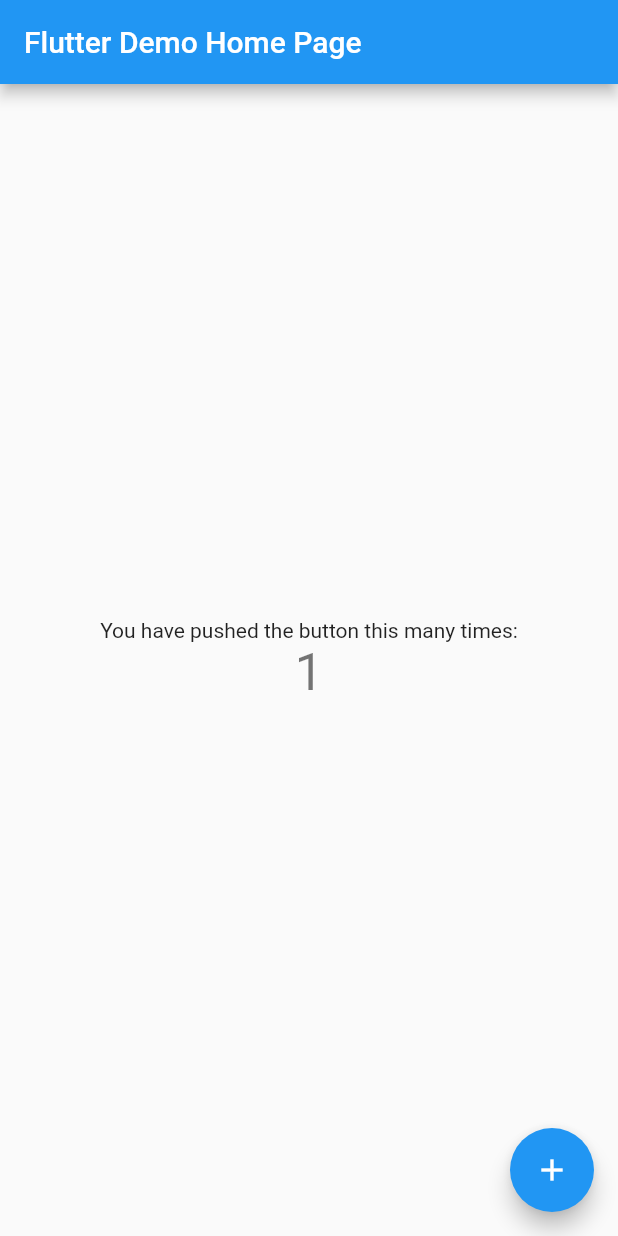
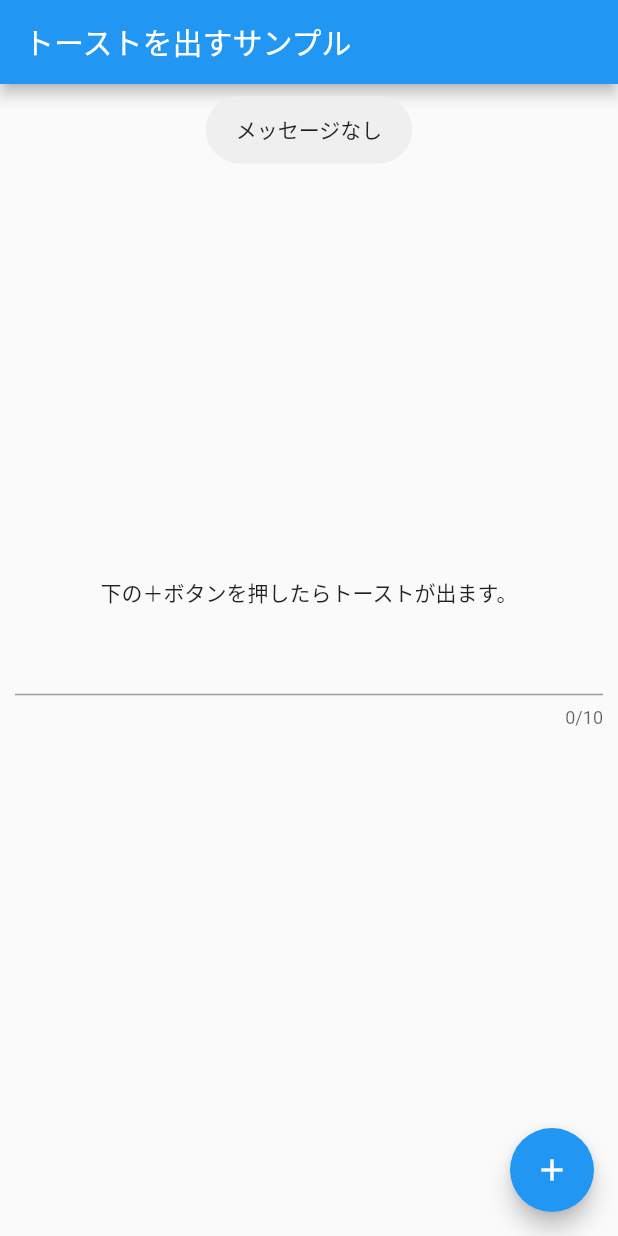
Before and after one commit to mshige1979/flutter_samples, a Flutter app: the MyHomePage screen opened directly, after a tap on the "add" icon, on a phone screen of 412 x 824 dp. Run offline on Flutter 3.47's test engine with Material 2 defaults, Android fonts, the phone set to English and light mode, and no system bars; our stand-ins replace fluttertoast.

Commit message:
#1 fluttertoastによるトーストを実現

```diff
--- a/02_toast/lib/main.dart
+++ b/02_toast/lib/main.dart
@@ -1,9 +1,14 @@
 import 'package:flutter/material.dart';
 
+// 個別ファイル
+import "package:my_app01/screen/home.dart";
+
+// メイン処理
 void main() {
   runApp(const MyApp());
 }
 
+// メインウィジェット
 class MyApp extends StatelessWidget {
   const MyApp({Key? key}) : super(key: key);
 
@@ -16,61 +21,7 @@
 
         primarySwatch: Colors.blue,
       ),
-      home: const MyHomePage(title: 'Flutter Demo Home Page'),
+      home: const MyHomePage(title: 'トーストを出すサンプル'),
     );
   }
 }
-
-class MyHomePage extends StatefulWidget {
-  const MyHomePage({Key? key, required this.title}) : super(key: key);
-
-
-
-  final String title;
-
-  @override
-  State<MyHomePage> createState() => _MyHomePageState();
-}
-
-class _MyHomePageState extends State<MyHomePage> {
-  int _counter = 0;
-
-  void _incrementCounter() {
-    setState(() {
-
-      _counter++;
-    });
-  }
-
-  @override
-  Widget build(BuildContext context) {
-
-    return Scaffold(
-      appBar: AppBar(
-
-        title: Text(widget.title),
-      ),
-      body: Center(
-
-        child: Column(
-
-          mainAxisAlignment: MainAxisAlignment.center,
-          children: <Widget>[
-            const Text(
-              'You have pushed the button this many times:',
-            ),
-            Text(
-              '$_counter',
-              style: Theme.of(context).textTheme.headline4,
-            ),
-          ],
-        ),
-      ),
-      floatingActionButton: FloatingActionButton(
-        onPressed: _incrementCounter,
-        tooltip: 'Increment',
-        child: const Icon(Icons.add),
-      ), // This trailing comma makes auto-formatting nicer for build methods.
-    );
-  }
-}
--- /dev/null
+++ b/02_toast/lib/screen/home.dart
@@ -0,0 +1,72 @@
+import 'package:flutter/material.dart';
+import 'package:fluttertoast/fluttertoast.dart';
+
+// ホーム画面
+class MyHomePage extends StatefulWidget {
+  const MyHomePage({Key? key, required this.title}) : super(key: key);
+
+  final String title;
+
+  @override
+  State<MyHomePage> createState() => _MyHomePageState();
+}
+
+class _MyHomePageState extends State<MyHomePage> {
+  // テキストエリア用
+  String _text = '';
+
+  @override
+  Widget build(BuildContext context) {
+    return Scaffold(
+      appBar: AppBar(
+        title: Text(widget.title),
+      ),
+      body: Center(
+        // カラムウェジェット（縦に並ぶ）
+        child: Column(
+          // 中央よせにする
+          mainAxisAlignment: MainAxisAlignment.center,
+          children: <Widget>[
+            const Text(
+              '下の＋ボタンを押したらトーストが出ます。',
+            ),
+            Container(
+             child: Padding(
+               padding: EdgeInsets.all(10),
+               // テキスト入力
+               child: new TextField(
+                 // 活性
+                 enabled: true,
+                 // キーボードタイプ
+                 keyboardType: TextInputType.url,
+                 // 入力数
+                 maxLength: 10,
+                 // １行
+                 maxLines:1 ,
+                 // 入力時のイベント
+                 onChanged: (String e) {
+                   setState(() {
+                     _text = e;
+                   });
+                 },
+               ),
+             ),
+            )
+          ],
+        ),
+      ),
+      // フロートボタン用
+      floatingActionButton: FloatingActionButton(
+        onPressed: () {
+          Fluttertoast.showToast(
+            // 表示メッセージ
+            msg: _text.length <= 0 ? "メッセージなし" : _text,
+            // 表示位置（androidではデフォルトBOTTOM、TOPは効く、それ以外はWeb版のみかも）
+            gravity: ToastGravity.TOP,
+          );
+        },
+        child: const Icon(Icons.add),
+      ),
+    );
+  }
+}
```
Also changed, not shown: 02_toast/pubspec.yaml (+12 -65 lines), 02_toast/pubspec.lock, 3 other files.
